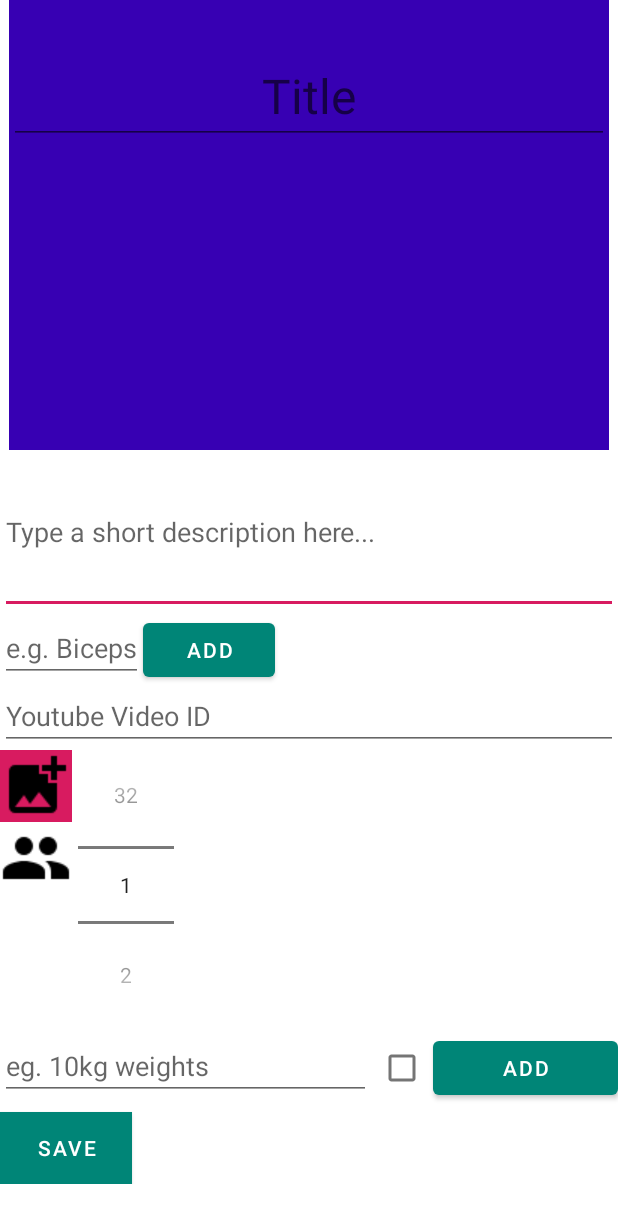
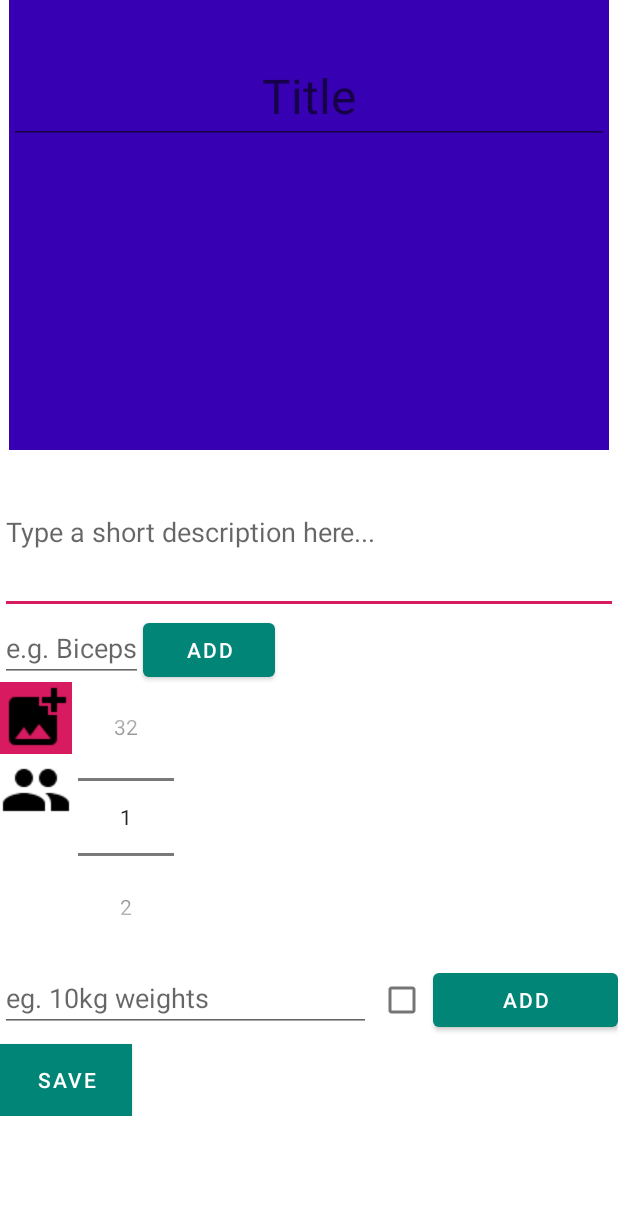
Before and after one commit to yannis216/LetsGo, an Android app: the ElementEditActivity screen opened directly, with no data from a screen before it, in the side drawer, after a tap on "New Element", on a phone screen of 412 x 824 dp. Shown: the top 1223 px of the screen. Run offline under Robolectric (Android 15) with nearby library versions, the phone set to English and light mode, and no system bars; our stand-ins replace Firebase (no records; nobody signed in at launch, a user with empty details on screens opened directly); 2 statements that could not run were skipped.

Commit message:
Update own elements now working but not having influence on modulelements

```diff
--- a/app/src/main/java/com/example/android/letsgo/Classes/Element.java
+++ b/app/src/main/java/com/example/android/letsgo/Classes/Element.java
@@ -12,7 +12,6 @@ public class Element implements Serializable {
     //What do you achieve with it, what do you use it for? E.G. Lower Back for Deadlift
     private List<String> usedFor;
     private String pictureUrl;
-    private String videoId;
     //How may people do you need min. for successfully doing this element?
     private int minNumberOfHumans;
     //TODO To be set true when an Element is very basic (Like Pushups) and reviewed + edited by staff/(admins?). From then it can only be updated by admins
@@ -35,11 +34,10 @@ public class Element implements Serializable {
     public Element() {
     }
 
-    public Element(String title, String shortDesc, List<String> usedFor, String videoId, int minNumberOfHumans, List<String> neededMaterialsIds, String timeCreated, String creatorId) {
+    public Element(String title, String shortDesc, List<String> usedFor, int minNumberOfHumans, List<String> neededMaterialsIds, String timeCreated, String creatorId) {
         this.title = title;
         this.shortDesc =shortDesc;
         this.usedFor = usedFor;
-        this.videoId = videoId;
         this.minNumberOfHumans = minNumberOfHumans;
         this.neededMaterialsIds = neededMaterialsIds;
         this.timeCreated = timeCreated;
@@ -76,14 +74,6 @@ public class Element implements Serializable {
 
     public void setPictureUrl(String pictureUrl) {
         this.pictureUrl = pictureUrl;
-    }
-
-    public String getVideoId() {
-        return videoId;
-    }
-
-    public void setVideoId(String videoId) {
-        this.videoId = videoId;
     }
 
     public int getMinNumberOfHumans() {
@@ -148,7 +138,6 @@ public class Element implements Serializable {
         this.shortDesc = element.getShortDesc();
         this.usedFor = element.getUsedFor();
         this.pictureUrl = element.getPictureUrl();
-        this.videoId = element.getVideoId();
         this.minNumberOfHumans = element.getMinNumberOfHumans();
         this.isFixedBasic = element.isFixedBasic();
         this.timeCreated = element.getTimeCreated();
--- a/app/src/main/res/layout/activity_element_edit.xml
+++ b/app/src/main/res/layout/activity_element_edit.xml
@@ -76,14 +76,7 @@
             app:layout_constraintLeft_toLeftOf="parent"
             app:layout_constraintTop_toBottomOf="@id/et_element_usedFor"></com.google.android.material.chip.ChipGroup>
 
-        <EditText
-            android:id="@+id/et_element_videoUrl"
-            android:layout_width="match_parent"
-            android:layout_height="wrap_content"
-            android:hint="@string/element_edit_video_url"
-            android:inputType="textUri"
-            app:layout_constraintLeft_toLeftOf="parent"
-            app:layout_constraintTop_toBottomOf="@+id/cg_element_edit_usedFor_chips" />
+
 
         <ImageButton
             android:id="@+id/bn_element_picture_picker"
@@ -92,7 +85,7 @@
             android:background="@color/colorAccent"
             android:src="@drawable/baseline_add_photo_alternate_black_48dp"
             app:layout_constraintLeft_toLeftOf="parent"
-            app:layout_constraintTop_toBottomOf="@id/et_element_videoUrl" />
+            app:layout_constraintTop_toBottomOf="@id/cg_element_edit_usedFor_chips" />
 
         <ImageView
             android:id="@+id/iv_element_edit_minHumans_icon"
```
Also changed, not shown: app/src/main/java/com/example/android/letsgo/Activities/ElementDetailActivity.java (+7 -36 lines), app/src/main/java/com/example/android/letsgo/Activities/ElementEditActivity.java (+89 -24 lines).
